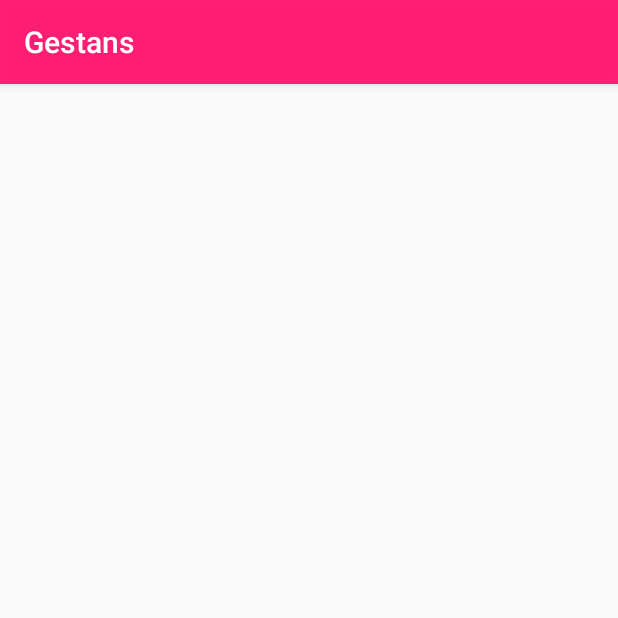
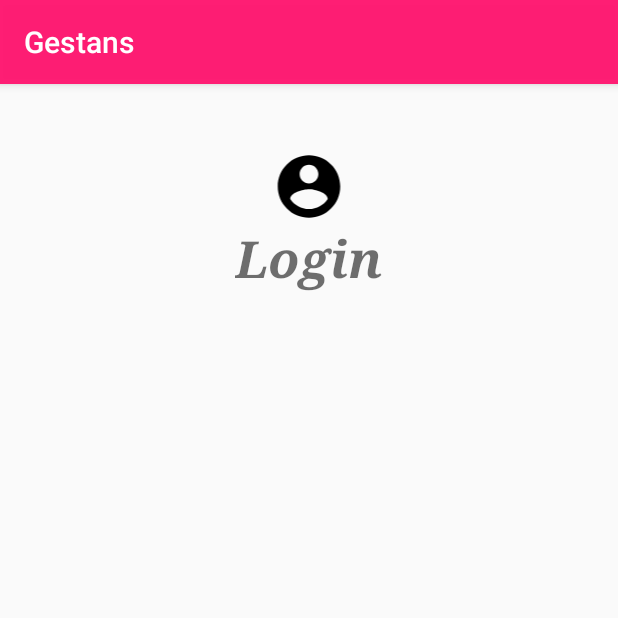
Before and after one commit to liviabrandaao/GestansApplication, an Android app: the MenuMedicoActivity screen opened directly, with no data from a screen before it, on a phone screen of 412 x 824 dp, the top half of it. Run offline under Robolectric (Android 15) with nearby library versions, the phone set to English and light mode, and no system bars.

Commit message:
Menu Medico - esqueleto e alterações de icones

```diff
--- a/Gestans_Android/GestansApp/app/build.gradle
+++ b/Gestans_Android/GestansApp/app/build.gradle
@@ -11,6 +11,8 @@ android {
         versionCode 1
         versionName "1.0"
         testInstrumentationRunner "android.support.test.runner.AndroidJUnitRunner"
+        vectorDrawables.useSupportLibrary = true
+
     }
     buildTypes {
         release {
--- /dev/null
+++ b/Gestans_Android/GestansApp/app/src/main/res/drawable/ic_account_circle_black_24dp.xml
@@ -0,0 +1,9 @@
+<vector xmlns:android="http://schemas.android.com/apk/res/android"
+        android:width="24dp"
+        android:height="24dp"
+        android:viewportWidth="24.0"
+        android:viewportHeight="24.0">
+    <path
+        android:fillColor="#FF000000"
+        android:pathData="M12,2C6.48,2 2,6.48 2,12s4.48,10 10,10 10,-4.48 10,-10S17.52,2 12,2zM12,5c1.66,0 3,1.34 3,3s-1.34,3 -3,3 -3,-1.34 -3,-3 1.34,-3 3,-3zM12,19.2c-2.5,0 -4.71,-1.28 -6,-3.22 0.03,-1.99 4,-3.08 6,-3.08 1.99,0 5.97,1.09 6,3.08 -1.29,1.94 -3.5,3.22 -6,3.22z"/>
+</vector>
--- /dev/null
+++ b/Gestans_Android/GestansApp/app/src/main/res/drawable/ic_pregnant_woman_black_24dp.xml
@@ -0,0 +1,9 @@
+<vector xmlns:android="http://schemas.android.com/apk/res/android"
+        android:width="24dp"
+        android:height="24dp"
+        android:viewportWidth="24.0"
+        android:viewportHeight="24.0">
+    <path
+        android:fillColor="#FF000000"
+        android:pathData="M9,4c0,-1.11 0.89,-2 2,-2s2,0.89 2,2 -0.89,2 -2,2 -2,-0.89 -2,-2zM16,13c-0.01,-1.34 -0.83,-2.51 -2,-3 0,-1.66 -1.34,-3 -3,-3s-3,1.34 -3,3v7h2v5h3v-5h3v-4z"/>
+</vector>
--- a/Gestans_Android/GestansApp/app/src/main/res/layout/activity_main.xml
+++ b/Gestans_Android/GestansApp/app/src/main/res/layout/activity_main.xml
@@ -40,7 +40,7 @@
         android:layout_toStartOf="@+id/btnmedico"
         android:layout_weight="0.04"
         android:background="@drawable/cast_abc_scrubber_control_off_mtrl_alpha"
-        app:srcCompat="@mipmap/pregnanticon" />
+        app:srcCompat="@drawable/ic_pregnant_woman_black_24dp" />
 
     <TextView
         android:id="@+id/textView2"
--- a/Gestans_Android/GestansApp/app/src/main/res/layout/activity_menu_medico.xml
+++ b/Gestans_Android/GestansApp/app/src/main/res/layout/activity_menu_medico.xml
@@ -6,4 +6,27 @@
     android:layout_height="match_parent"
     tools:context="br.edu.ifpb.gestansapp.activities.MenuMedicoActivity">
 
+    <ImageView
+        android:id="@+id/imageAccount"
+        android:layout_width="100dp"
+        android:layout_height="50dp"
+        android:layout_marginTop="43dp"
+        app:srcCompat="@drawable/ic_account_circle_black_24dp"
+        android:layout_alignParentTop="true"
+        android:layout_centerHorizontal="true" />
+
+    <TextView
+        android:id="@+id/logintv"
+        android:layout_width="wrap_content"
+        android:layout_height="wrap_content"
+        android:text="Login"
+        android:fontFamily="serif"
+        android:textColor="@color/common_google_signin_btn_text_light_focused"
+        android:textSize="34sp"
+        android:textStyle="bold|italic"
+        android:textAlignment="center"
+        android:layout_below="@+id/imageAccount"
+        android:layout_centerHorizontal="true" />
+
+
 </RelativeLayout>
```
Also changed, not shown: Gestans_Android/GestansApp/app/src/main/res/mipmap-hdpi/pregnanticon.png (deleted), Gestans_Android/GestansApp/app/src/main/res/mipmap-mdpi/pregnanticon.png (deleted), Gestans_Android/GestansApp/app/src/main/res/mipmap-xhdpi/pregnanticon.png (deleted), Gestans_Android/GestansApp/app/src/main/res/mipmap-xxhdpi/pregnanticon.png (deleted), Gestans_Android/GestansApp/app/src/main/res/mipmap-xxxhdpi/pregnanticon.png (deleted).
